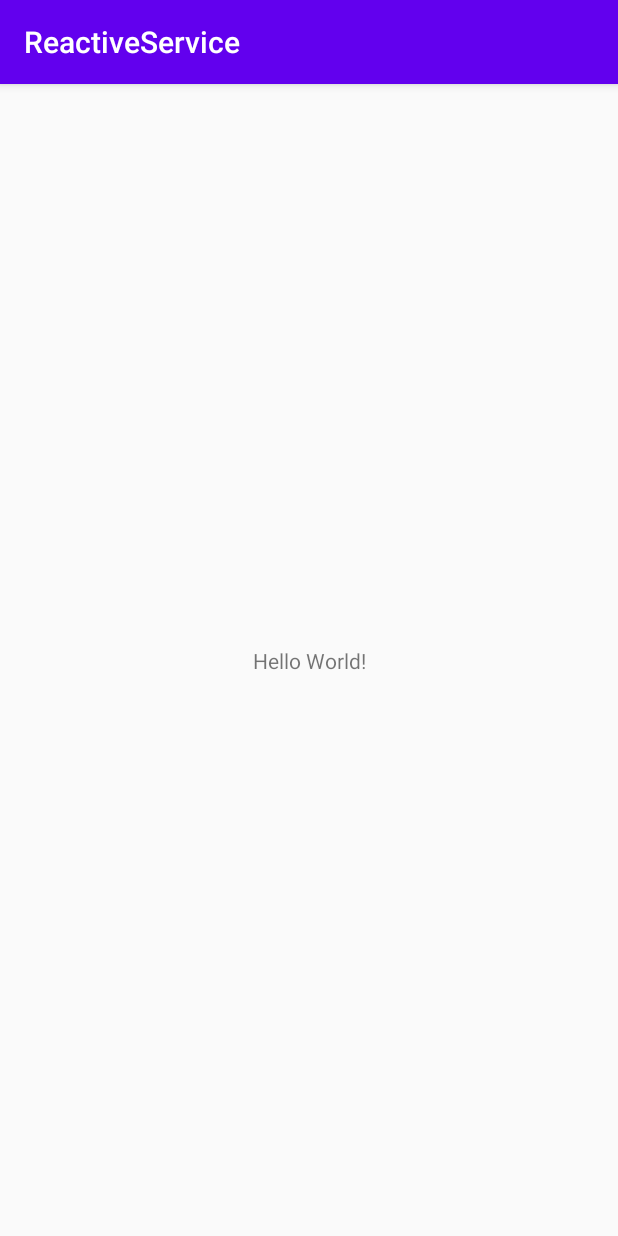
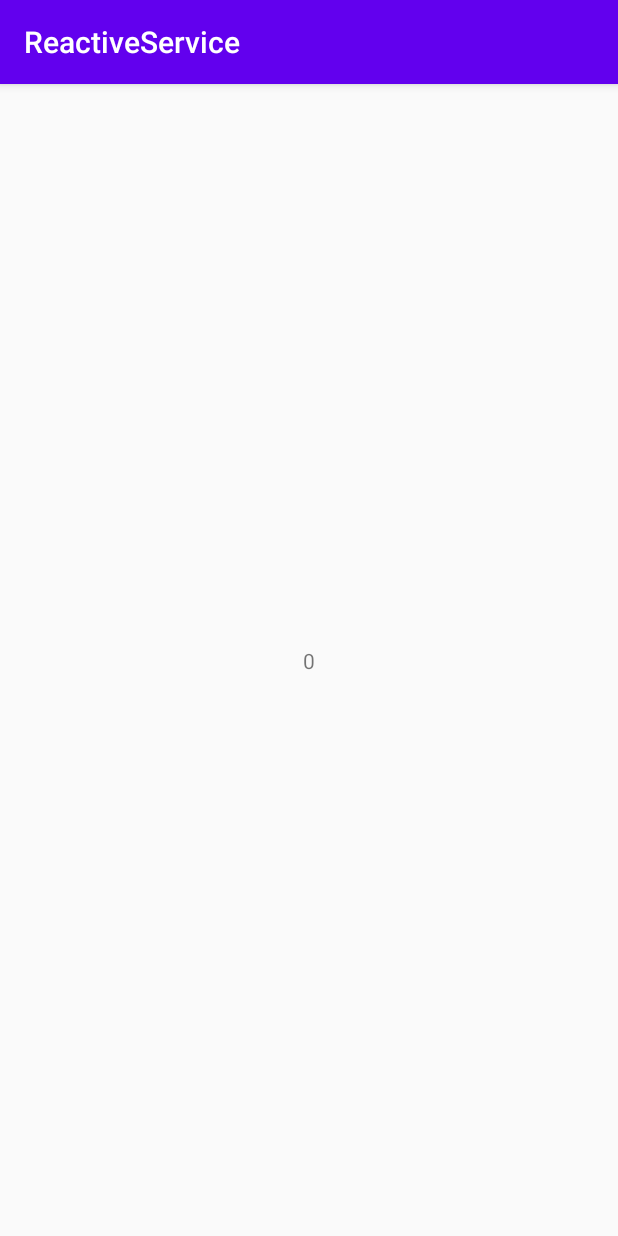
Before and after one commit to d6u/LearnAndroid_ReactiveService, an Android app: the screen it shows after launch (MainActivity), on a phone screen of 412 x 824 dp. Run offline under Robolectric (Android 15) with nearby library versions, the phone set to English and light mode, and no system bars; our stand-ins replace RxJava, data binding; 1 statement that could not run was skipped.

Commit message:
use live data

```diff
--- a/app/build.gradle
+++ b/app/build.gradle
@@ -25,11 +25,17 @@ android {
         targetCompatibility = 1.8
     }
 
+    dataBinding {
+        enabled = true
+    }
 }
 
 dependencies {
+    def lifecycle_version = "2.2.0"
+
     implementation fileTree(dir: 'libs', include: ['*.jar'])
 
+    implementation "androidx.lifecycle:lifecycle-viewmodel:$lifecycle_version" // for ViewModel
     implementation 'androidx.appcompat:appcompat:1.1.0'
     implementation 'androidx.constraintlayout:constraintlayout:1.1.3'
     testImplementation 'junit:junit:4.12'
--- /dev/null
+++ b/app/src/main/java/com/daiwei/reactiveservice/CounterViewModel.java
@@ -0,0 +1,18 @@
+package com.daiwei.reactiveservice;
+
+import androidx.lifecycle.MutableLiveData;
+import androidx.lifecycle.ViewModel;
+
+public final class CounterViewModel extends ViewModel {
+
+  public CounterViewModel() {
+    this.count = new MutableLiveData<>();
+    this.count.setValue(0);
+  }
+
+  private MutableLiveData<Integer> count;
+
+  public MutableLiveData<Integer> getCount() {
+    return count;
+  }
+}
--- a/app/src/main/java/com/daiwei/reactiveservice/MainActivity.java
+++ b/app/src/main/java/com/daiwei/reactiveservice/MainActivity.java
@@ -2,10 +2,14 @@ package com.daiwei.reactiveservice;
 
 import android.os.Bundle;
 import android.util.Log;
+import android.view.ViewGroup;
 import androidx.annotation.Nullable;
 import androidx.appcompat.app.AppCompatActivity;
+import androidx.lifecycle.ViewModelProvider;
+import com.daiwei.reactiveservice.databinding.ActivityMainBinding;
 import io.reactivex.rxjava3.android.schedulers.AndroidSchedulers;
 import io.reactivex.rxjava3.disposables.Disposable;
+import java.util.Objects;
 
 public class MainActivity extends AppCompatActivity {
 
@@ -13,13 +17,20 @@ public class MainActivity extends AppCompatActivity {
 
   @Nullable private ServiceClient mServiceClient;
   @Nullable private Disposable mDisposable;
+  @Nullable private CounterViewModel mCounterViewModel;
 
   @Override
   protected void onCreate(Bundle savedInstanceState) {
     Log.d(TAG, "onCreate");
 
     super.onCreate(savedInstanceState);
-    setContentView(R.layout.activity_main);
+
+    final ActivityMainBinding binding =
+        ActivityMainBinding.inflate(getLayoutInflater(), findViewById(android.R.id.content), true);
+    binding.setLifecycleOwner(this);
+
+    mCounterViewModel = new ViewModelProvider(this).get(CounterViewModel.class);
+    binding.setLiveDataCount(mCounterViewModel);
 
     mServiceClient = new ServiceClient(getApplicationContext());
   }
@@ -28,12 +39,17 @@ public class MainActivity extends AppCompatActivity {
   protected void onStart() {
     Log.d(TAG, "onStart");
     super.onStart();
+
     if (mServiceClient != null) {
-      mDisposable = mServiceClient
-          .getCounter()
-          .observeOn(AndroidSchedulers.mainThread())
-          .subscribe(
-              counter -> Log.d(TAG, "The counter is " + counter.getCount()));
+      mDisposable =
+          mServiceClient
+              .getCounter()
+              .observeOn(AndroidSchedulers.mainThread())
+              .subscribe(
+                  counter ->
+                      Objects.requireNonNull(mCounterViewModel)
+                          .getCount()
+                          .setValue(counter.getCount()));
     }
   }
 
--- a/app/src/main/res/layout/activity_main.xml
+++ b/app/src/main/res/layout/activity_main.xml
@@ -1,4 +1,14 @@
 <?xml version="1.0" encoding="utf-8"?>
+<layout>
+
+  <data>
+
+    <variable
+        name="liveDataCount"
+        type="com.daiwei.reactiveservice.CounterViewModel"
+        />
+  </data>
+
   <androidx.constraintlayout.widget.ConstraintLayout
       xmlns:android="http://schemas.android.com/apk/res/android"
       xmlns:app="http://schemas.android.com/apk/res-auto"
@@ -11,7 +21,7 @@
     <TextView
         android:layout_width="wrap_content"
         android:layout_height="wrap_content"
-      android:text="Hello World!"
+        android:text="@{liveDataCount.count.toString()}"
         app:layout_constraintBottom_toBottomOf="parent"
         app:layout_constraintLeft_toLeftOf="parent"
         app:layout_constraintRight_toRightOf="parent"
@@ -19,3 +29,4 @@
         />
 
   </androidx.constraintlayout.widget.ConstraintLayout>
+</layout>
```
Lines whose indentation alone changed are shown as unchanged.
